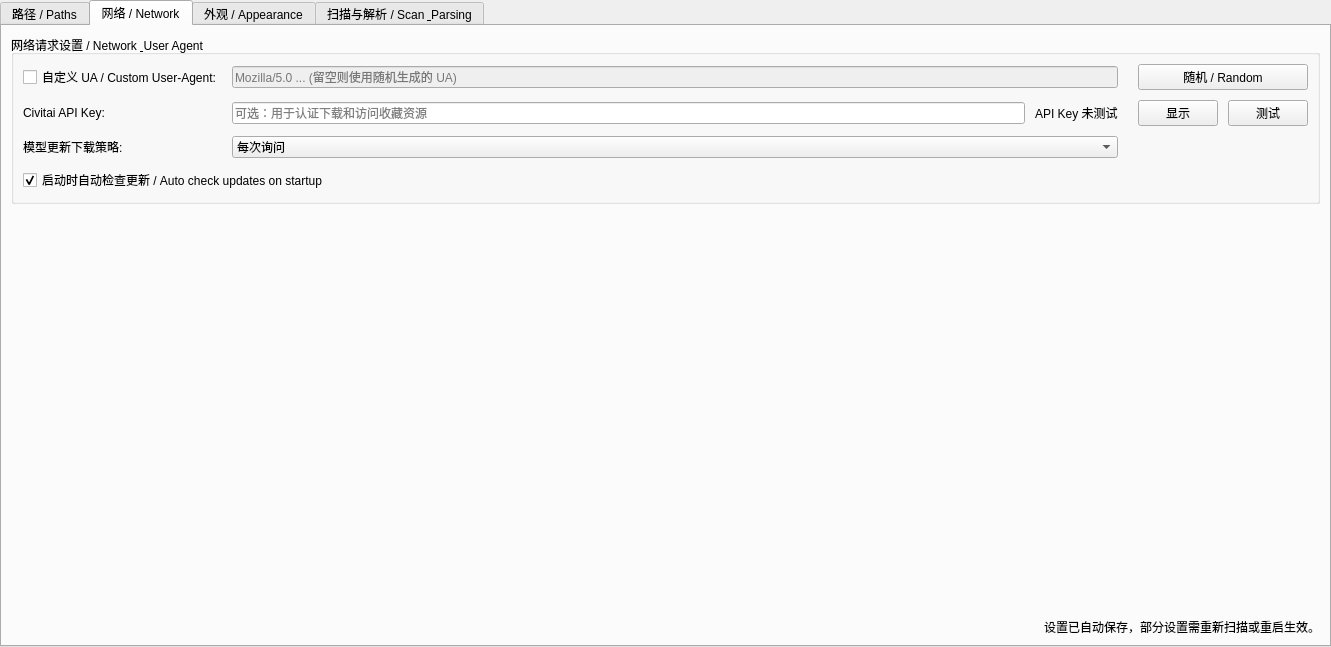
Old version of the form pages/settingspage.ui in the repository hanbinhsh/SD-LoRA-Manager.
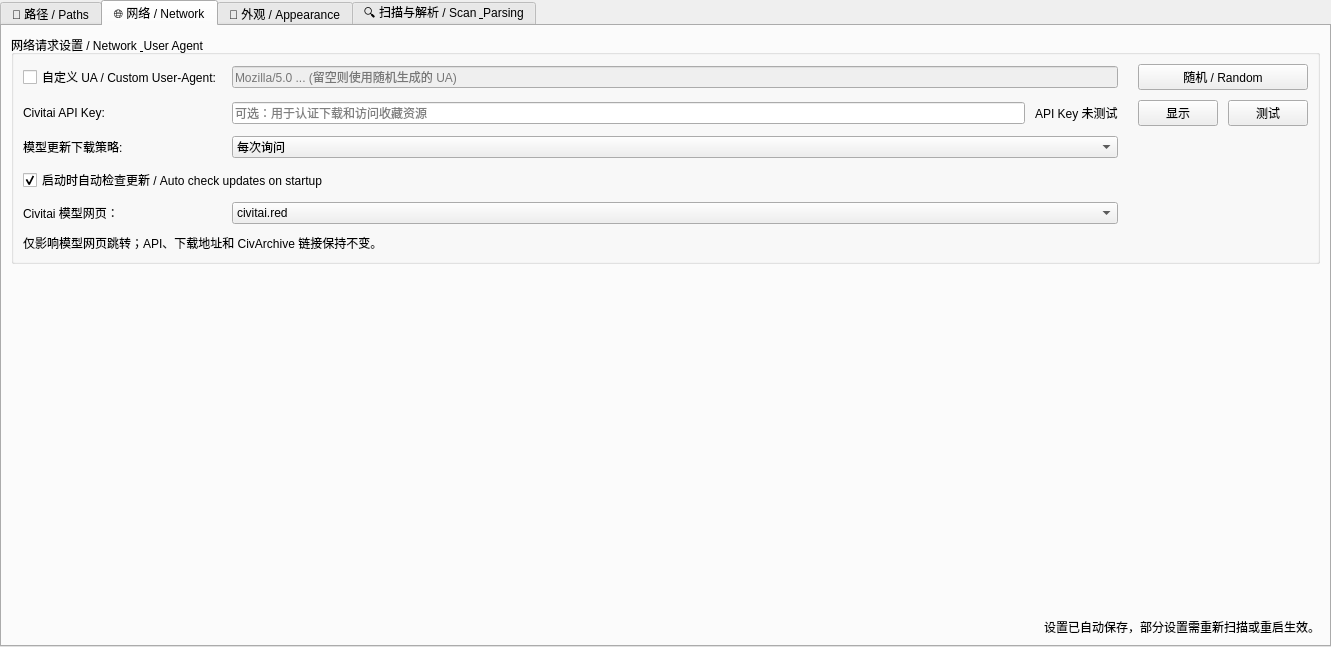
New version of the form. The open tabs and pages were chosen to show the change.

What changed in the file:
```diff
--- a/pages/settingspage.ui
+++ b/pages/settingspage.ui
@@ -33,7 +33,7 @@
      </property>
      <widget class="QWidget" name="tabPaths">
       <attribute name="title">
-       <string>路径 / Paths</string>
+       <string>📁 路径 / Paths</string>
       </attribute>
       <layout class="QVBoxLayout" name="verticalLayout_PathsTab">
        <item>
@@ -207,7 +207,7 @@
      </widget>
      <widget class="QWidget" name="tabNetwork">
       <attribute name="title">
-       <string>网络 / Network</string>
+       <string>🌐 网络 / Network</string>
       </attribute>
       <layout class="QVBoxLayout" name="verticalLayout_NetworkTab">
        <item>
@@ -284,6 +284,24 @@
             </property>
            </widget>
           </item>
+          <item row="4" column="0">
+           <widget class="QLabel" name="lblCivitaiBrowserHost">
+            <property name="text"><string>Civitai 模型网页：</string></property>
+           </widget>
+          </item>
+          <item row="4" column="1">
+           <widget class="QComboBox" name="comboCivitaiBrowserHost">
+            <property name="toolTip"><string>选择模型详情及下载页打开 Civitai 模型网页时使用的站点，修改后立即生效。</string></property>
+            <item><property name="text"><string notr="true">civitai.red</string></property></item>
+            <item><property name="text"><string notr="true">civitai.com</string></property></item>
+           </widget>
+          </item>
+          <item row="5" column="0" colspan="4">
+           <widget class="QLabel" name="lblCivitaiBrowserHostHint">
+            <property name="text"><string>仅影响模型网页跳转；API、下载地址和 CivArchive 链接保持不变。</string></property>
+            <property name="wordWrap"><bool>true</bool></property>
+           </widget>
+          </item>
           <item row="0" column="1">
            <widget class="QLineEdit" name="editUserAgent">
             <property name="enabled">
@@ -364,7 +382,7 @@
      </widget>
      <widget class="QWidget" name="tabAppearance">
       <attribute name="title">
-       <string>外观 / Appearance</string>
+       <string>🎨 外观 / Appearance</string>
       </attribute>
       <layout class="QVBoxLayout" name="verticalLayout_AppearanceTab">
        <item>
@@ -724,7 +742,7 @@
      </widget>
      <widget class="QWidget" name="tabScanParsing">
       <attribute name="title">
-       <string>扫描与解析 / Scan &amp; Parsing</string>
+       <string>🔍 扫描与解析 / Scan &amp; Parsing</string>
       </attribute>
       <layout class="QVBoxLayout" name="verticalLayout_ScanParsingTab">
        <item>
```
Left out of the diff: 15 changed lines with no effect on the pictures.
